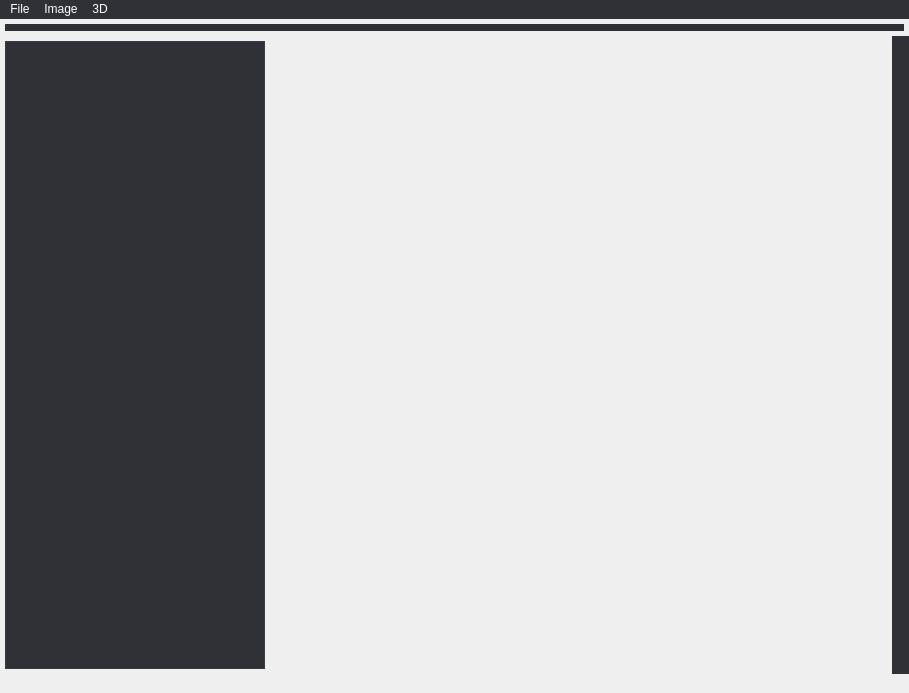
Qt form src/gui/gui.ui (GavriloviciEduard/Asclepios-DICOM-Viewer) before a commit.
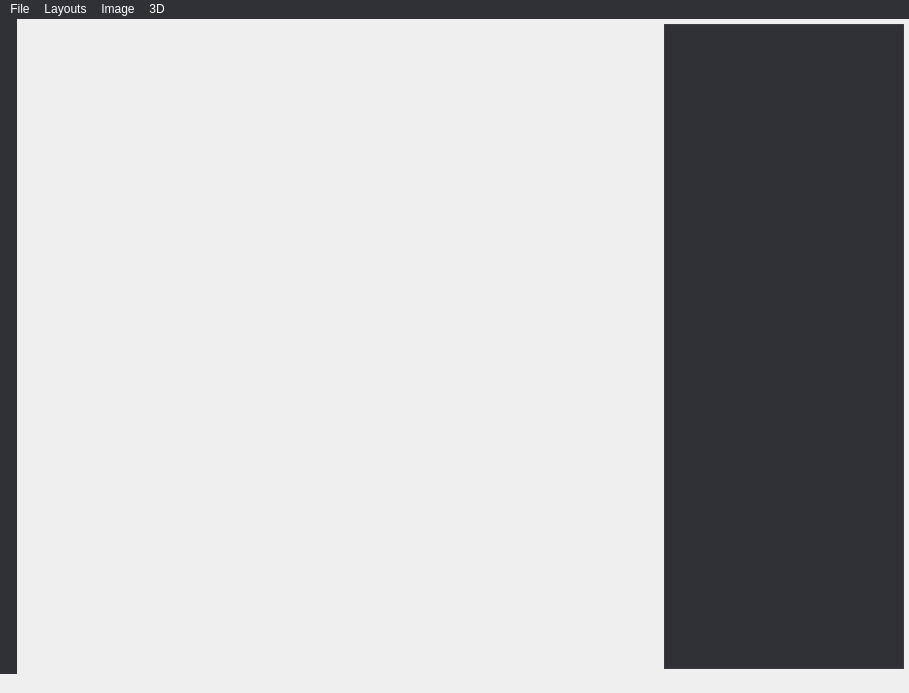
The same form after that commit. Icons and pictures are not drawn. Custom widgets are drawn as their Qt base class.

Commit message: 2d widgets now display images.

```diff
--- a/src/gui/gui.ui
+++ b/src/gui/gui.ui
@@ -110,41 +110,6 @@
     </property>
    </layout>
   </widget>
-  <widget class="QToolBar" name="toolBarButtons">
-   <property name="minimumSize">
-    <size>
-     <width>0</width>
-     <height>0</height>
-    </size>
-   </property>
-   <property name="contextMenuPolicy">
-    <enum>Qt::NoContextMenu</enum>
-   </property>
-   <property name="windowTitle">
-    <string>toolBar</string>
-   </property>
-   <property name="movable">
-    <bool>false</bool>
-   </property>
-   <property name="allowedAreas">
-    <set>Qt::NoToolBarArea</set>
-   </property>
-   <property name="iconSize">
-    <size>
-     <width>36</width>
-     <height>36</height>
-    </size>
-   </property>
-   <property name="floatable">
-    <bool>false</bool>
-   </property>
-   <attribute name="toolBarArea">
-    <enum>TopToolBarArea</enum>
-   </attribute>
-   <attribute name="toolBarBreak">
-    <bool>false</bool>
-   </attribute>
-  </widget>
   <widget class="QMenuBar" name="menuBar">
    <property name="geometry">
     <rect>
@@ -179,23 +144,17 @@
     <addaction name="actionMultiplanar_reconstruction_MPR"/>
     <addaction name="action3D_volume_rendering"/>
    </widget>
+   <widget class="asclepios::gui::LayoutMenu" name="menuLayouts">
+    <property name="title">
+     <string>Layouts</string>
+    </property>
+   </widget>
    <addaction name="menuFile"/>
+   <addaction name="menuLayouts"/>
    <addaction name="menuImageOperations"/>
    <addaction name="menu3D"/>
   </widget>
-  <widget class="QToolBar" name="toolBarThumbnails">
-   <property name="minimumSize">
-    <size>
-     <width>270</width>
-     <height>250</height>
-    </size>
-   </property>
-   <property name="maximumSize">
-    <size>
-     <width>270</width>
-     <height>16777215</height>
-    </size>
-   </property>
+  <widget class="QToolBar" name="toolBarImageTransf">
    <property name="contextMenuPolicy">
     <enum>Qt::NoContextMenu</enum>
    </property>
@@ -226,7 +185,19 @@
     <bool>false</bool>
    </property>
   </widget>
-  <widget class="QToolBar" name="toolBarImageTransf">
+  <widget class="QToolBar" name="toolBarThumbnails">
+   <property name="minimumSize">
+    <size>
+     <width>250</width>
+     <height>250</height>
+    </size>
+   </property>
+   <property name="maximumSize">
+    <size>
+     <width>250</width>
+     <height>16777215</height>
+    </size>
+   </property>
    <property name="windowTitle">
     <string>toolBar</string>
    </property>
@@ -335,6 +306,13 @@
   </action>
  </widget>
  <layoutdefault spacing="6" margin="11"/>
+ <customwidgets>
+  <customwidget>
+   <class>asclepios::gui::LayoutMenu</class>
+   <extends>QMenu</extends>
+   <header>layoutmenu.h</header>
+  </customwidget>
+ </customwidgets>
  <resources>
   <include location="gui.qrc"/>
  </resources>
```
The commit also changes 42 other files.
